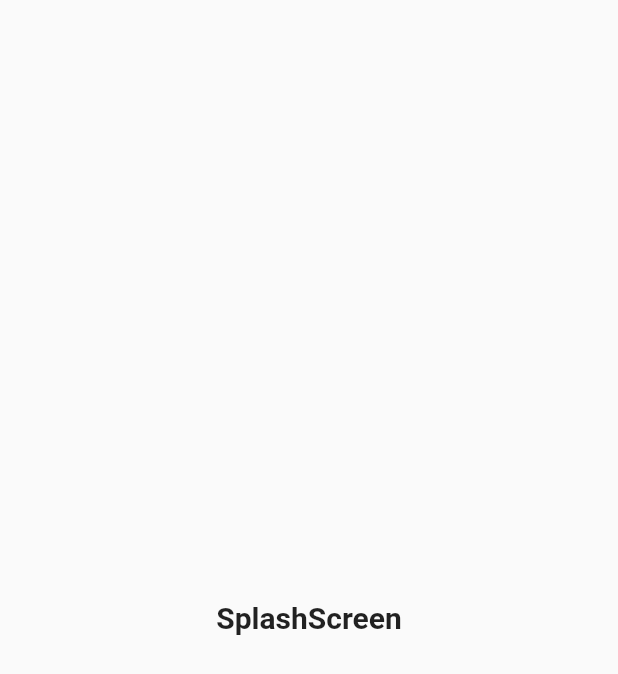
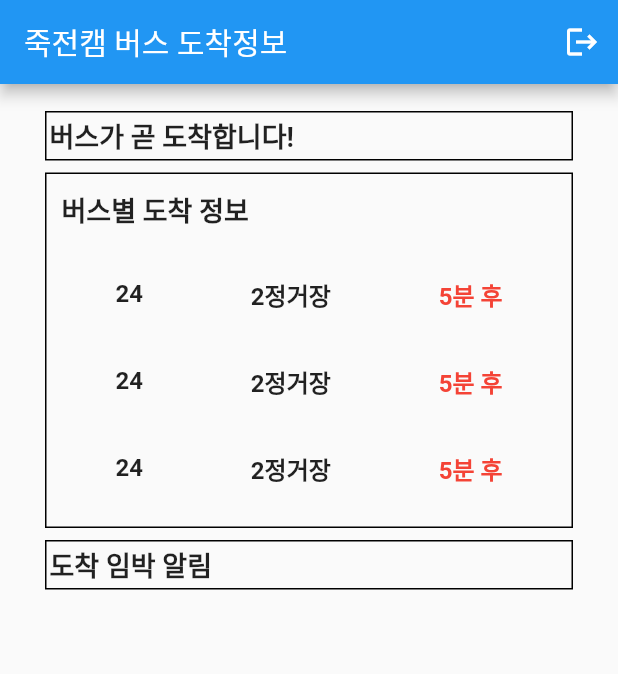
Before and after one commit to OSS-util-project/Frontend, a Flutter app: the first screen one second after launch, on a phone screen of 412 x 824 dp. Shown: the top 674 px of the screen. Run offline on Flutter 3.47's test engine with Material 2 defaults, Android fonts, the phone set to English and light mode, and no system bars.

Commit message:
ongoing to implement user screen

```diff
--- a/lib/main.dart
+++ b/lib/main.dart
@@ -1,6 +1,7 @@
 import 'package:flutter/material.dart';
 import 'package:monitor_app/utils/constants.dart';
 import 'package:monitor_app/view/splash_screen.dart';
+import 'package:monitor_app/view/user_view/user_main_screen.dart';
 
 void main() {
   runApp(const MyApp());
@@ -12,8 +13,10 @@ class MyApp extends StatelessWidget {
   @override
   Widget build(BuildContext context) {
     return MaterialApp(
-        theme: ThemeData(primaryColor: const Color(ACCENT_COLOR)),
-        title: "Monitor App",
-        home: const SplashScreen());
+      theme: ThemeData(primaryColor: const Color(ACCENT_COLOR)),
+      title: "Monitor App",
+      home: const UserMainScreen(),
+    );
+    // home: const SplashScreen());
   }
 }
--- a/lib/view/user_view/user_main_screen.dart
+++ b/lib/view/user_view/user_main_screen.dart
@@ -0,0 +1,154 @@
+import 'package:flutter/material.dart';
+
+class UserMainScreen extends StatefulWidget {
+  const UserMainScreen({super.key});
+
+  @override
+  State<StatefulWidget> createState() => UserMainScreenState();
+}
+
+class UserMainScreenState extends State<UserMainScreen> {
+  @override
+  Widget build(BuildContext context) {
+    return Scaffold(
+      appBar: AppBar(
+        title: const Text("죽전캠 버스 도착정보"),
+        actions: [
+          IconButton(onPressed: () => {}, icon: const Icon(Icons.logout))
+        ],
+      ),
+      body: Container(
+        alignment: Alignment.topLeft,
+        width: double.infinity,
+        padding: const EdgeInsets.symmetric(vertical: 10, horizontal: 30),
+        child: Column(
+          children: [
+            const Padding(padding: EdgeInsets.all(4)),
+            Container(
+              alignment: Alignment.centerLeft,
+              decoration: BoxDecoration(border: Border.all(width: 1)),
+              padding: const EdgeInsets.all(2),
+              child: Column(
+                mainAxisAlignment: MainAxisAlignment.start,
+                children: const [
+                  Text(
+                    "버스가 곧 도착합니다!",
+                    style: TextStyle(fontSize: 18, fontWeight: FontWeight.bold),
+                  ),
+                ],
+              ),
+            ),
+            const Padding(padding: EdgeInsets.all(4)),
+            Container(
+              alignment: Alignment.centerLeft,
+              padding: const EdgeInsets.all(10),
+              decoration: BoxDecoration(border: Border.all(width: 1)),
+              child: Column(
+                crossAxisAlignment: CrossAxisAlignment.start,
+                children: [
+                  const Text(
+                    "버스별 도착 정보",
+                    style: TextStyle(fontSize: 18, fontWeight: FontWeight.bold),
+                  ),
+                  const Padding(padding: EdgeInsets.all(14)),
+                  SizedBox(
+                    height: 30,
+                    child: Row(
+                        mainAxisAlignment: MainAxisAlignment.spaceAround,
+                        children: const [
+                          Text(
+                            "24",
+                            textAlign: TextAlign.right,
+                            style: TextStyle(
+                                fontSize: 16, fontWeight: FontWeight.bold),
+                          ),
+                          Text("2정거장",
+                              textAlign: TextAlign.right,
+                              style: TextStyle(
+                                  fontSize: 16, fontWeight: FontWeight.bold)),
+                          Text(
+                            "5분 후",
+                            textAlign: TextAlign.right,
+                            style: TextStyle(
+                                fontSize: 16,
+                                fontWeight: FontWeight.bold,
+                                color: Colors.red),
+                          )
+                        ]),
+                  ),
+                  const Padding(padding: EdgeInsets.all(14)),
+                  SizedBox(
+                    height: 30,
+                    child: Row(
+                        mainAxisAlignment: MainAxisAlignment.spaceAround,
+                        children: const [
+                          Text(
+                            "24",
+                            textAlign: TextAlign.right,
+                            style: TextStyle(
+                                fontSize: 16, fontWeight: FontWeight.bold),
+                          ),
+                          Text("2정거장",
+                              textAlign: TextAlign.right,
+                              style: TextStyle(
+                                  fontSize: 16, fontWeight: FontWeight.bold)),
+                          Text(
+                            "5분 후",
+                            textAlign: TextAlign.right,
+                            style: TextStyle(
+                                fontSize: 16,
+                                fontWeight: FontWeight.bold,
+                                color: Colors.red),
+                          )
+                        ]),
+                  ),
+                  const Padding(padding: EdgeInsets.all(14)),
+                  SizedBox(
+                    height: 30,
+                    child: Row(
+                        mainAxisAlignment: MainAxisAlignment.spaceAround,
+                        children: const [
+                          Text(
+                            "24",
+                            textAlign: TextAlign.right,
+                            style: TextStyle(
+                                fontSize: 16, fontWeight: FontWeight.bold),
+                          ),
+                          Text("2정거장",
+                              textAlign: TextAlign.right,
+                              style: TextStyle(
+                                  fontSize: 16, fontWeight: FontWeight.bold)),
+                          Text(
+                            "5분 후",
+                            textAlign: TextAlign.right,
+                            style: TextStyle(
+                                fontSize: 16,
+                                fontWeight: FontWeight.bold,
+                                color: Colors.red),
+                          )
+                        ]),
+                  ),
+                  const Padding(padding: EdgeInsets.all(7)),
+                ],
+              ),
+            ),
+            const Padding(padding: EdgeInsets.all(4)),
+            Container(
+              alignment: Alignment.centerLeft,
+              decoration: BoxDecoration(border: Border.all(width: 1)),
+              padding: const EdgeInsets.all(2),
+              child: Column(
+                children: const [
+                  Text(
+                    "도착 임박 알림",
+                    style: TextStyle(fontSize: 18, fontWeight: FontWeight.bold),
+                  ),
+                ],
+              ),
+            ),
+          ],
+        ),
+      ),
+    );
+  }
+}
```
